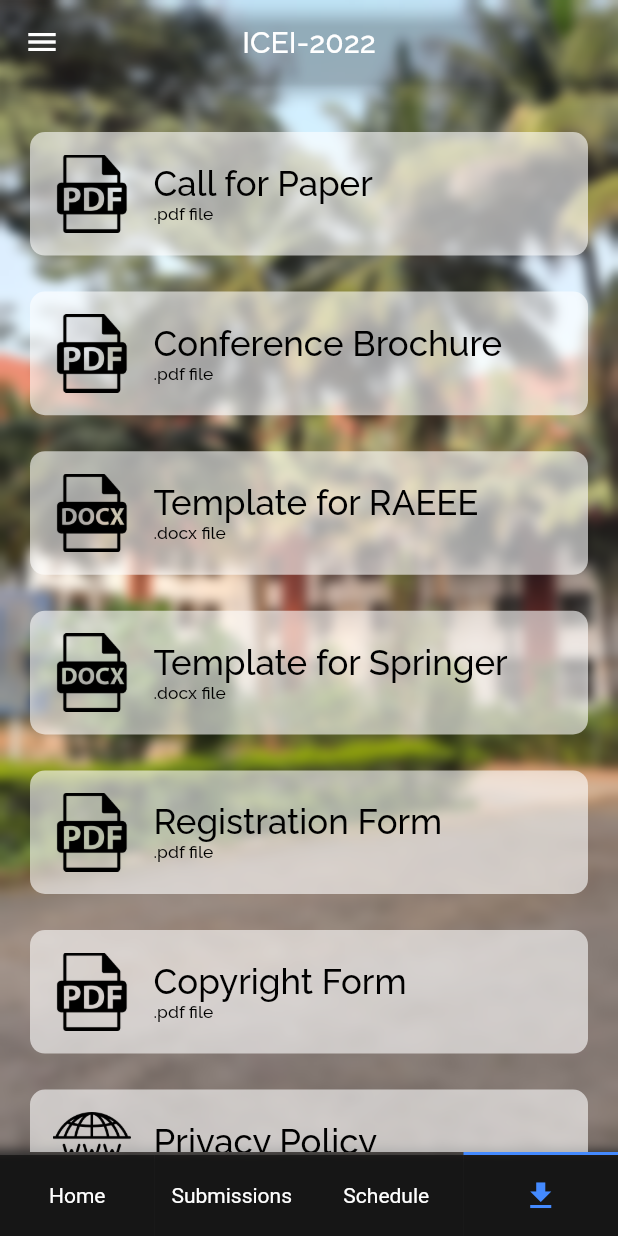
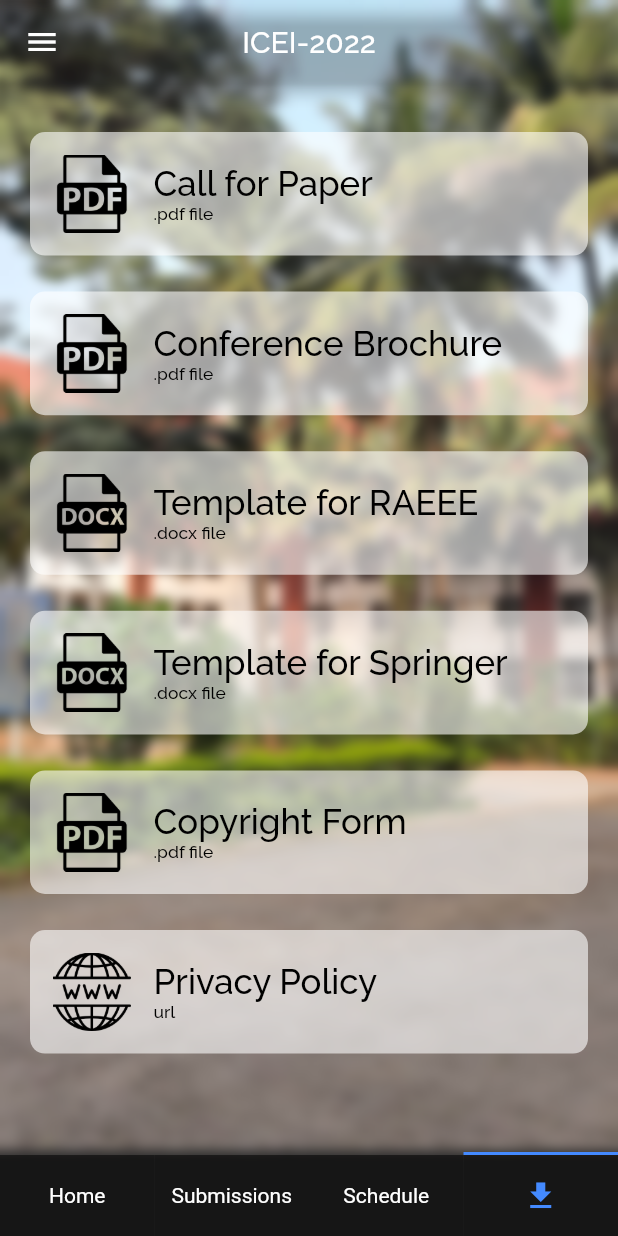
Before and after one commit to anupampatil44/pict-icei, a Flutter app: the screen it shows after launch, item 4 of the bottom bar chosen, on a phone screen of 412 x 824 dp. Run offline on Flutter 3.47's test engine with Material 2 defaults, Android fonts, the phone set to English and light mode, and no system bars; drawn by our look-alikes of titled_navigation_bar; our stand-ins replace animated_text_kit, cached_network_image, carousel_slider, delayed_display, font_awesome_flutter, page_transition and 1 more; missing offline and left inert: date_count_down, syncfusion_flutter_pdfviewer; network calls fail.

Commit message:
Asset update

```diff
--- a/lib/bottom-tabs/tab4.dart
+++ b/lib/bottom-tabs/tab4.dart
@@ -12,7 +12,6 @@ class Tab4 extends StatefulWidget {
   _Tab4State createState() => _Tab4State();
 }
 
-// TODO: Registration form and Copyright form
 class _Tab4State extends State<Tab4> {
   launchURL(String url) async {
     if (await canLaunch(url)) {
@@ -307,58 +306,58 @@ class _Tab4State extends State<Tab4> {
                   },
                 ),
               ),
-              Padding(
-                padding: const EdgeInsets.symmetric(vertical: 12),
-                child: InkWell(
-                  child: Container(
-                    height: MediaQuery.of(context).size.width * 0.20,
-                    decoration: BoxDecoration(
-                        shape: BoxShape.rectangle,
-                        borderRadius: BorderRadius.circular(10),
-                        color: Colors.white.withOpacity(0.6)),
-                    child: Row(
-                      children: [
-                        Container(
-                          margin: const EdgeInsets.symmetric(
-                            horizontal: 15,
-                            vertical: 15,
-                          ),
-                          child: Image.asset(
-                            'assets/icons/pdf_icon.png',
-                          ),
-                        ),
-                        Expanded(
-                            child: Column(
-                          mainAxisAlignment: MainAxisAlignment.center,
-                          crossAxisAlignment: CrossAxisAlignment.start,
-                          children: [
-                            Text(
-                              "Registration Form",
-                              style: TextStyle(
-                                color: Colors.black,
-                                fontFamily: 'Raleway',
-                                fontSize:
-                                    SizeConfig.getProportionateScreenHeight(25),
-                              ),
-                            ),
-                            Text(
-                              '.pdf file',
-                              style: TextStyle(
-                                color: Colors.black,
-                                fontFamily: 'Raleway',
-                                fontSize:
-                                    SizeConfig.getProportionateScreenHeight(
-                                        25 / 2),
-                              ),
-                            ),
-                          ],
-                        ))
-                      ],
-                    ),
-                  ),
-                  onTap: () {},
-                ),
-              ),
+              // Padding(
+              //   padding: const EdgeInsets.symmetric(vertical: 12),
+              //   child: InkWell(
+              //     child: Container(
+              //       height: MediaQuery.of(context).size.width * 0.20,
+              //       decoration: BoxDecoration(
+              //           shape: BoxShape.rectangle,
+              //           borderRadius: BorderRadius.circular(10),
+              //           color: Colors.white.withOpacity(0.6)),
+              //       child: Row(
+              //         children: [
+              //           Container(
+              //             margin: const EdgeInsets.symmetric(
+              //               horizontal: 15,
+              //               vertical: 15,
+              //             ),
+              //             child: Image.asset(
+              //               'assets/icons/pdf_icon.png',
+              //             ),
+              //           ),
+              //           Expanded(
+              //               child: Column(
+              //             mainAxisAlignment: MainAxisAlignment.center,
+              //             crossAxisAlignment: CrossAxisAlignment.start,
+              //             children: [
+              //               Text(
+              //                 "Registration Form",
+              //                 style: TextStyle(
+              //                   color: Colors.black,
+              //                   fontFamily: 'Raleway',
+              //                   fontSize:
+              //                       SizeConfig.getProportionateScreenHeight(25),
+              //                 ),
+              //               ),
+              //               Text(
+              //                 '.pdf file',
+              //                 style: TextStyle(
+              //                   color: Colors.black,
+              //                   fontFamily: 'Raleway',
+              //                   fontSize:
+              //                       SizeConfig.getProportionateScreenHeight(
+              //                           25 / 2),
+              //                 ),
+              //               ),
+              //             ],
+              //           ))
+              //         ],
+              //       ),
+              //     ),
+              //     onTap: () {},
+              //   ),
+              // ),
               Padding(
                 padding: const EdgeInsets.symmetric(vertical: 12),
                 child: InkWell(
@@ -408,7 +407,17 @@ class _Tab4State extends State<Tab4> {
                       ],
                     ),
                   ),
-                  onTap: () {},
+                  onTap: () {
+                    Navigator.of(context).push(
+                      MaterialPageRoute(
+                        builder: (context) => NewtorkPdfViewer(
+                          link:
+                              'https://icei-app.s3.filebase.com/icei_copyright_form.pdf',
+                          title: 'Copyright Form',
+                        ),
+                      ),
+                    );
+                  },
                 ),
               ),
               Padding(
--- a/lib/nav-tabs/registrationFees.dart
+++ b/lib/nav-tabs/registrationFees.dart
@@ -79,7 +79,7 @@ class RegistrationFees extends StatelessWidget {
                             MaterialPageRoute(builder: (_) {
                               return ImageScreen(
                                 imgUrl:
-                                    "https://icei-app.s3.filebase.com/Registration/reg_fees.png",
+                                    "https://icei-app.s3.filebase.com/Registration/registration.png",
                                 description: 'Registration Fee',
                               );
                             }),
@@ -87,7 +87,7 @@ class RegistrationFees extends StatelessWidget {
                         },
                         child: CachedNetworkImage(
                           imageUrl:
-                              "https://icei-app.s3.filebase.com/Registration/reg_fees.png",
+                              "https://icei-app.s3.filebase.com/Registration/registration.png",
                           progressIndicatorBuilder:
                               (context, url, downloadProgress) =>
                                   Center(
```
